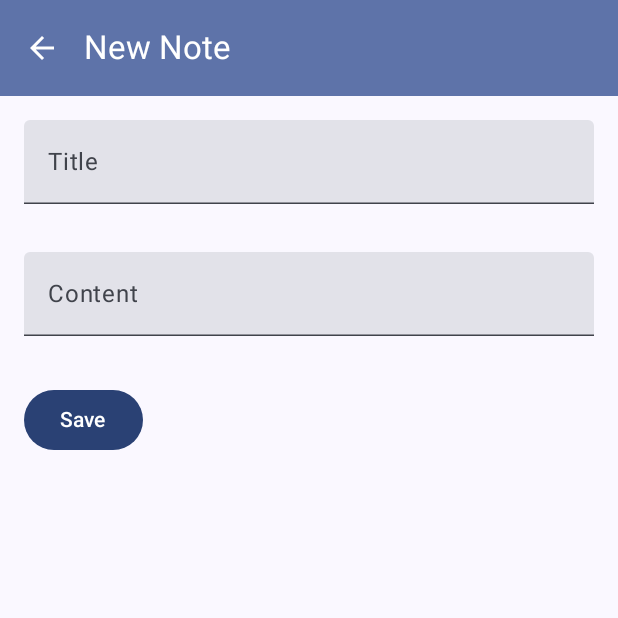
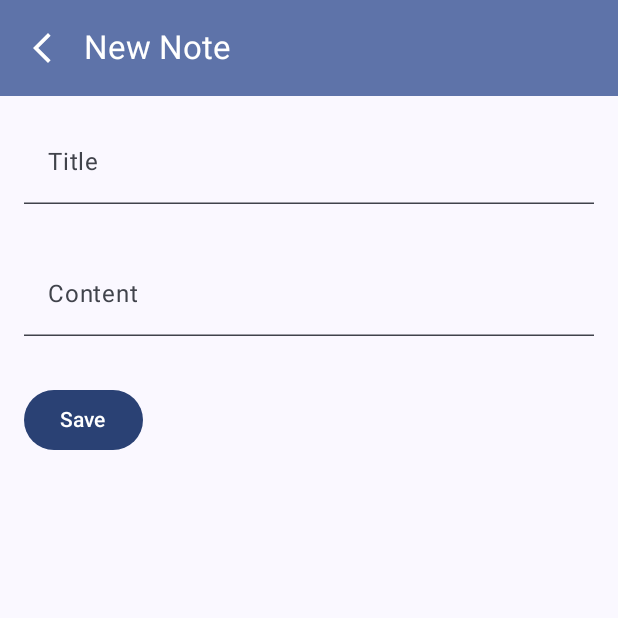
Before and after one commit to eyeronic09/Note_app, an Android app built with Jetpack Compose: the screen it shows after launch (MainActivity), after a tap on "Add new note", on a phone screen of 412 x 824 dp, the top half of it. Run offline under Robolectric (Android 15) with nearby library versions, the phone set to English and light mode, and no system bars.

Commit message:
Refactor: Extract EditorScreenContent and add previews
This commit refactors the `EditorScreen` composable by extracting its main UI content into a new `EditorScreenContent` composable. This improves modularity and testability.

Key changes:
- **EditorScreen.kt:**
    - The `Scaffold` and its content (Textfields for title and content, Save button) are moved into `EditorScreenContent`.
    - `EditorScreen` now calls `EditorScreenContent` and passes the necessary parameters and callbacks.
    - Updated the back arrow icon from `Icons.Default.ArrowBack` to `Icons.Default.ArrowBackIosNew`.
    - Set `TextField` container colors to `Color.Transparent` for both focused and unfocused states.
    - Removed a `Log.d` statement.
    - Added two `@Preview` functions:
        - `EditorScreenNewNotePreview`: Previews the screen for creating a new note (`noteId = 0`).
        - `EditorScreenEditNotePreview`: Previews the screen for editing an existing note (`noteId = 1`).
        - Both previews use `rememberNavController()` and `viewModel()` for setup.

```diff
--- a/app/src/main/java/com/example/noteapp/HomeScreen/EditorScreen.kt
+++ b/app/src/main/java/com/example/noteapp/HomeScreen/EditorScreen.kt
@@ -1,14 +1,13 @@
 package com.example.noteapp.HomeScreen
 
 import android.os.Build
-import android.util.Log
 import androidx.annotation.RequiresApi
 import androidx.compose.foundation.layout.Column
 import androidx.compose.foundation.layout.fillMaxSize
 import androidx.compose.foundation.layout.fillMaxWidth
 import androidx.compose.foundation.layout.padding
 import androidx.compose.material.icons.Icons
-import androidx.compose.material.icons.filled.ArrowBack
+import androidx.compose.material.icons.filled.ArrowBackIosNew
 import androidx.compose.material3.Button
 import androidx.compose.material3.ExperimentalMaterial3Api
 import androidx.compose.material3.Icon
@@ -17,18 +16,23 @@ import androidx.compose.material3.MaterialTheme
 import androidx.compose.material3.Scaffold
 import androidx.compose.material3.Text
 import androidx.compose.material3.TextField
+import androidx.compose.material3.TextFieldDefaults
 import androidx.compose.material3.TopAppBar
 import androidx.compose.material3.TopAppBarDefaults
 import androidx.compose.runtime.Composable
+import androidx.compose.runtime.LaunchedEffect
 import androidx.compose.runtime.collectAsState
 import androidx.compose.runtime.getValue
 import androidx.compose.runtime.mutableStateOf
 import androidx.compose.runtime.remember
 import androidx.compose.runtime.setValue
 import androidx.compose.ui.Modifier
+import androidx.compose.ui.graphics.Color
+import androidx.compose.ui.tooling.preview.Preview
 import androidx.compose.ui.unit.dp
 import androidx.lifecycle.viewmodel.compose.viewModel
 import androidx.navigation.NavController
+import androidx.navigation.compose.rememberNavController
 
 
 
@@ -39,18 +43,19 @@ import androidx.navigation.NavController
 fun EditorScreen(navController: NavController, noteId: Int, mainViewModel: MainViewModel) {
     val notes by mainViewModel.notes.collectAsState()
     val note = notes.find { it.id == noteId }
-
-    var title by remember { mutableStateOf(note?.title ?: "") }
+    var title by remember { mutableStateOf(note?.title ?:"") }
     var content by remember { mutableStateOf(note?.content ?: "") }
     var date by remember { mutableStateOf(note?.date ?: "") }
 
-    Scaffold(
+
+
+    EditorScreenContent(
         topBar = {
             TopAppBar(
                 title = { Text(if (noteId == 0) "New Note" else "Edit Note") },
                 navigationIcon = {
                     IconButton(onClick = { navController.popBackStack() }) {
-                        Icon(Icons.Default.ArrowBack, contentDescription = "Back")
+                        Icon(Icons.Default.ArrowBackIosNew, contentDescription = "Back")
                     }
                 },
                 colors = TopAppBarDefaults.topAppBarColors(
@@ -60,7 +65,24 @@ fun EditorScreen(navController: NavController, noteId: Int, mainViewModel: MainV
                 )
             )
         }
-    ) { innerPadding ->
+    ) {
+        if (noteId == 0) {
+            mainViewModel.addNote(title = title, description = content , date = date)
+        }
+        navController.popBackStack()
+    }
+}
+
+@OptIn(ExperimentalMaterial3Api::class)
+@Composable
+fun EditorScreenContent(
+    topBar: @Composable () -> Unit,
+    onSaveClick: () -> Unit
+) {
+    var title by remember { mutableStateOf("") }
+    var content by remember { mutableStateOf("") }
+
+    Scaffold(topBar = topBar) { innerPadding ->
         Column(
             modifier = Modifier
                 .fillMaxSize()
@@ -72,7 +94,11 @@ fun EditorScreen(navController: NavController, noteId: Int, mainViewModel: MainV
                 label = { Text("Title") },
                 modifier = Modifier
                     .fillMaxWidth()
-                    .padding(16.dp)
+                    .padding(16.dp),
+                colors = TextFieldDefaults.colors(
+                    focusedContainerColor = (Color.Transparent),
+                    unfocusedContainerColor = (Color.Transparent)
+                )
             )
             TextField(
                 value = content,
@@ -80,19 +106,36 @@ fun EditorScreen(navController: NavController, noteId: Int, mainViewModel: MainV
                 label = { Text("Content") },
                 modifier = Modifier
                     .fillMaxWidth()
-                    .padding(16.dp)
+                    .padding(16.dp),
+                colors = TextFieldDefaults.colors(
+                    focusedContainerColor = (Color.Transparent),
+                    unfocusedContainerColor = (Color.Transparent)
+                )
             )
             Button(
-                onClick = {
-                    if (noteId == 0) {
-                        mainViewModel.addNote(title = title, description = content , date = date)
-                    }
-                    navController.popBackStack()
-                },
+                onClick = onSaveClick,
                 modifier = Modifier.padding(16.dp)
             ) {
                 Text("Save")
             }
-            }
         }
     }
+}
+
+@RequiresApi(Build.VERSION_CODES.O)
+@Preview(showBackground = true)
+@Composable
+fun EditorScreenNewNotePreview() {
+    val navController = rememberNavController()
+    val viewModel: MainViewModel = viewModel() // Use a real or mock ViewModel
+    EditorScreen(navController = navController, noteId = 0, mainViewModel = viewModel)
+}
+
+@RequiresApi(Build.VERSION_CODES.O)
+@Preview(showBackground = true)
+@Composable
+fun EditorScreenEditNotePreview() {
+    val navController = rememberNavController()
+    val viewModel: MainViewModel = viewModel() // Use a real or mock ViewModel
+    EditorScreen(navController = navController, noteId = 1, mainViewModel = viewModel)
+}
```
